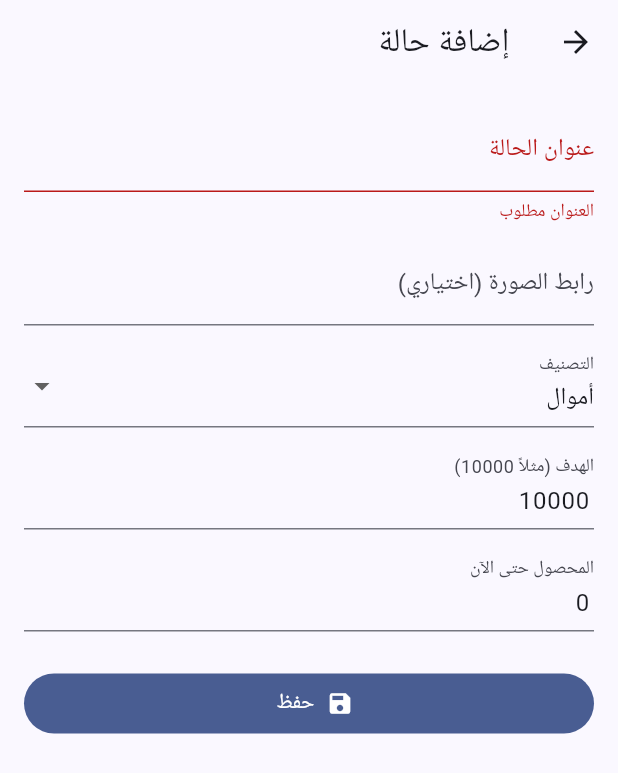
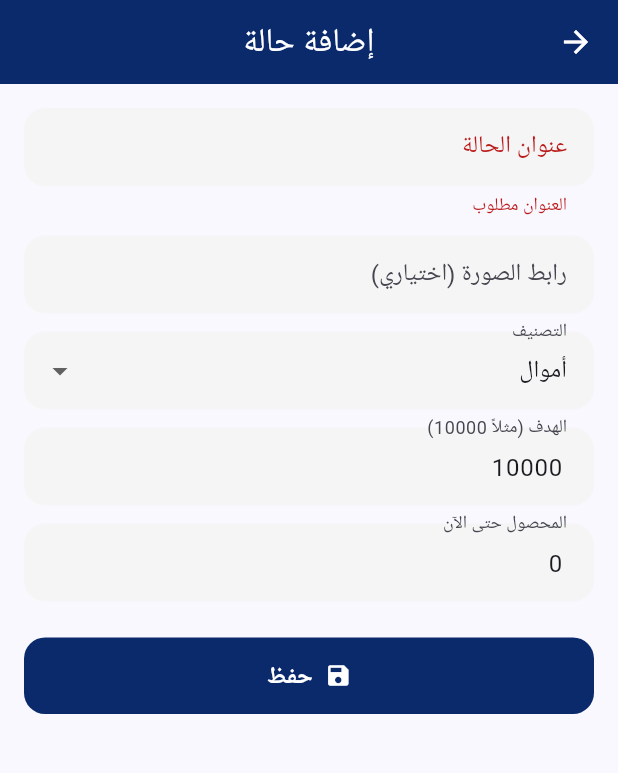
Before and after one commit to lana-lababidy/gp_mobile, a Flutter app: the AddCaseScreen screen opened directly, after a tap on "حفظ", on a phone screen of 412 x 824 dp. Shown: the top 773 px of the screen. Run offline on Flutter 3.47's test engine with Material 3 defaults, Android fonts, the phone set to English and light mode, and no system bars; our stand-ins replace image_picker; network calls fail; Roboto replaces fonts that are missing (Arial).

```diff
--- a/lib/screens/add_case_screen.dart
+++ b/lib/screens/add_case_screen.dart
@@ -3,6 +3,7 @@ import 'package:provider/provider.dart';
 
 import '../controllers/cases_controller.dart';
 import '../models/case_model.dart';
+import 'home_screen.dart'; // للرجوع مع اختيار تبويب "الحالات"
 
 class AddCaseScreen extends StatefulWidget {
   const AddCaseScreen({super.key});
@@ -19,6 +20,8 @@ class _AddCaseScreenState extends State<AddCaseScreen> {
   final _raisedCtrl = TextEditingController(text: '0');
   CaseCategory _category = CaseCategory.money;
 
+  Color get _brand => const Color(0xFF0A2A6C);
+
   @override
   void dispose() {
     _titleCtrl.dispose();
@@ -27,6 +30,18 @@ class _AddCaseScreenState extends State<AddCaseScreen> {
     _raisedCtrl.dispose();
     super.dispose();
   }
+
+  InputDecoration _input(String label) => InputDecoration(
+        labelText: label,
+        filled: true,
+        fillColor: Colors.grey.shade100,
+        contentPadding:
+            const EdgeInsets.symmetric(horizontal: 14, vertical: 14),
+        border: OutlineInputBorder(
+          borderRadius: BorderRadius.circular(14),
+          borderSide: BorderSide.none,
+        ),
+      );
 
   void _save() {
     if (_formKey.currentState?.validate() != true) return;
@@ -42,13 +57,20 @@ class _AddCaseScreenState extends State<AddCaseScreen> {
       raised: double.tryParse(_raisedCtrl.text.trim()) ?? 0,
     );
 
+    // حفظ الحالة في الـProvider
     context.read<CasesController>().addCase(item);
 
+    // إشعار نجاح بسيط
     ScaffoldMessenger.of(context).showSnackBar(
       const SnackBar(content: Text('تمت إضافة الحالة بنجاح')),
     );
 
-    Navigator.pop(context); // ارجع للقائمة — ستتحدث تلقائيًا
+    // ✅ ارجع إلى HomeScreen وحدد تبويب "الحالات" (index = 1)
+    Navigator.pushAndRemoveUntil(
+      context,
+      MaterialPageRoute(builder: (_) => const HomeScreen(initialIndex: 1)),
+      (route) => false,
+    );
   }
 
   @override
@@ -56,7 +78,13 @@ class _AddCaseScreenState extends State<AddCaseScreen> {
     return Directionality(
       textDirection: TextDirection.rtl,
       child: Scaffold(
-        appBar: AppBar(title: const Text('إضافة حالة')),
+        appBar: AppBar(
+          backgroundColor: _brand,
+          title:
+              const Text('إضافة حالة', style: TextStyle(color: Colors.white)),
+          centerTitle: true,
+          iconTheme: const IconThemeData(color: Colors.white),
+        ),
         body: Form(
           key: _formKey,
           child: ListView(
@@ -64,20 +92,19 @@ class _AddCaseScreenState extends State<AddCaseScreen> {
             children: [
               TextFormField(
                 controller: _titleCtrl,
-                decoration: const InputDecoration(labelText: 'عنوان الحالة'),
+                decoration: _input('عنوان الحالة'),
                 validator: (v) =>
                     (v == null || v.trim().isEmpty) ? 'العنوان مطلوب' : null,
               ),
               const SizedBox(height: 12),
               TextFormField(
                 controller: _imageUrlCtrl,
-                decoration:
-                    const InputDecoration(labelText: 'رابط الصورة (اختياري)'),
+                decoration: _input('رابط الصورة (اختياري)'),
               ),
               const SizedBox(height: 12),
               DropdownButtonFormField<CaseCategory>(
                 value: _category,
-                decoration: const InputDecoration(labelText: 'التصنيف'),
+                decoration: _input('التصنيف'),
                 items: const [
                   DropdownMenuItem(
                       value: CaseCategory.money, child: Text('أموال')),
@@ -99,8 +126,7 @@ class _AddCaseScreenState extends State<AddCaseScreen> {
               TextFormField(
                 controller: _goalCtrl,
                 keyboardType: TextInputType.number,
-                decoration:
-                    const InputDecoration(labelText: 'الهدف (مثلاً 10000)'),
+                decoration: _input('الهدف (مثلاً 10000)'),
                 validator: (v) => (v == null || double.tryParse(v) == null)
                     ? 'أدخل رقم صحيح'
                     : null,
@@ -109,17 +135,28 @@ class _AddCaseScreenState extends State<AddCaseScreen> {
               TextFormField(
                 controller: _raisedCtrl,
                 keyboardType: TextInputType.number,
-                decoration:
-                    const InputDecoration(labelText: 'المحصول حتى الآن'),
+                decoration: _input('المحصول حتى الآن'),
                 validator: (v) => (v == null || double.tryParse(v) == null)
                     ? 'أدخل رقم صحيح'
                     : null,
               ),
               const SizedBox(height: 24),
               FilledButton.icon(
+                style: FilledButton.styleFrom(
+                  backgroundColor: _brand,
+                  padding: const EdgeInsets.symmetric(vertical: 14),
+                  shape: RoundedRectangleBorder(
+                      borderRadius: BorderRadius.circular(14)),
+                ),
                 onPressed: _save,
-                icon: const Icon(Icons.save),
-                label: const Text('حفظ'),
+                icon: const Icon(Icons.save, color: Colors.white),
+                label: const Text(
+                  'حفظ',
+                  style: TextStyle(
+                      fontSize: 16,
+                      fontWeight: FontWeight.bold,
+                      color: Colors.white),
+                ),
               ),
             ],
           ),
```
